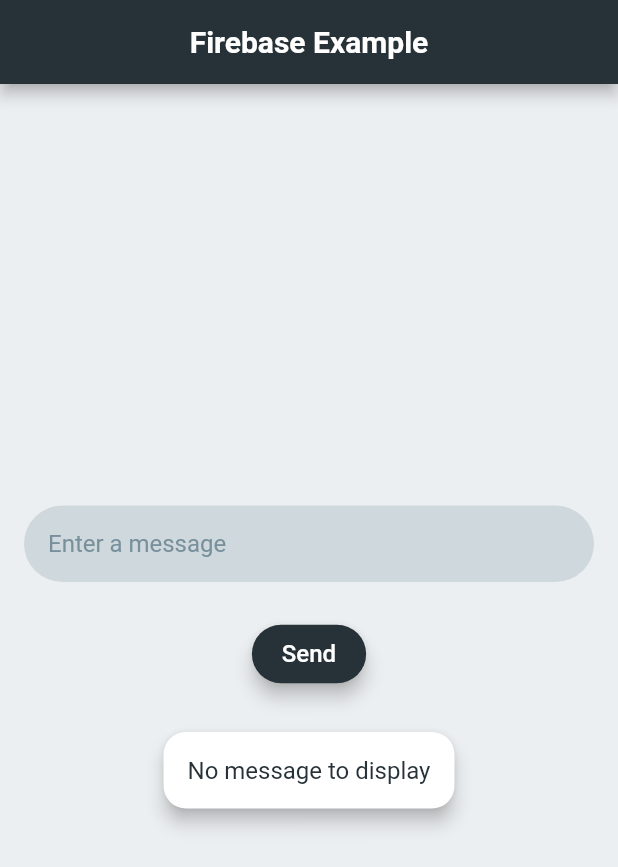
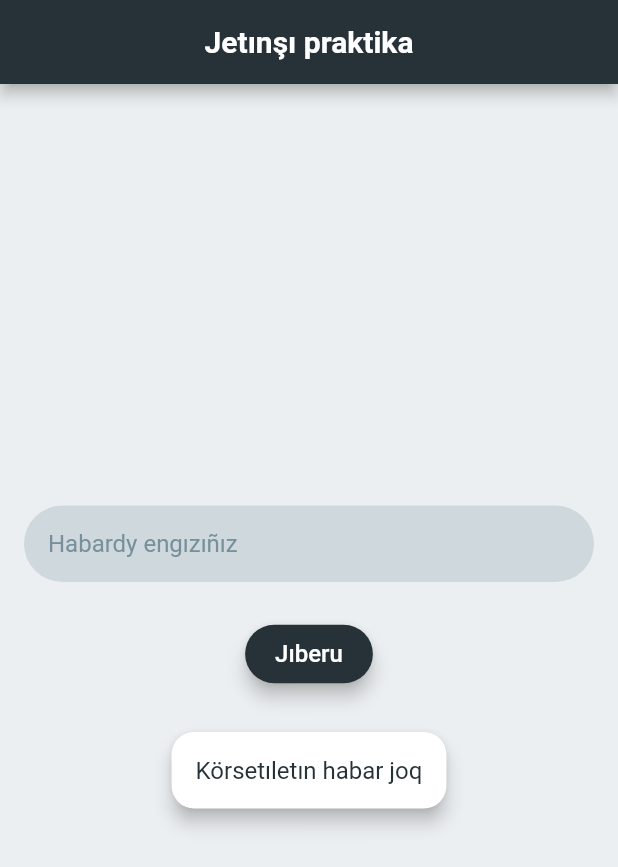
Before and after one commit to Abylaikhan-Bari/Mob_Dev_7_praktika, a Flutter app: the screen it shows after launch, on a phone screen of 412 x 824 dp. Shown: the top 867 px of the screen. Run offline on Flutter 3.47's test engine with Material 2 defaults, Android fonts, the phone set to English and light mode, and no system bars; our stand-ins replace firebase_core, firebase_database; accounts and stored records are empty.

Commit message:
Version.2

```diff
--- a/lib/main.dart
+++ b/lib/main.dart
@@ -93,7 +93,7 @@
         });
       } else {
         setState(() {
-          _message = 'No message to display';
+          _message = 'Körsetıletın habar joq';
         });
       }
     });
@@ -103,7 +103,7 @@
   Widget build(BuildContext context) {
     return Scaffold(
         appBar: AppBar(
-          title: Text("Firebase Example"),
+          title: Text("Jetınşı praktika"),
           centerTitle: true,
           backgroundColor: Colors.blueGrey[900],
         ),
@@ -117,7 +117,7 @@
         controller: _textController,
         style: Theme.of(context).textTheme.bodyText2,
         decoration: InputDecoration(
-        hintText: "Enter a message",
+        hintText: "Habardy engızıñız",
         filled: true,
         fillColor: Colors.blueGrey[100], // change to desired color
         border: OutlineInputBorder(
@@ -132,7 +132,7 @@
           databaseReference.child('message').set(_textController.text);
           _textController.clear();
         },
-        child: Text('Send'),
+        child: Text('Jıberu'),
       ),
       SizedBox(height: 24.0),
       Card(
```
Also changed, not shown: 4 other files.
